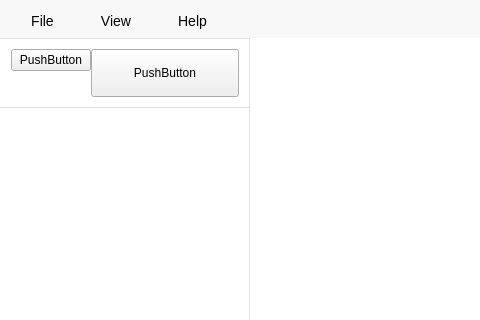
Before: the Qt Designer form src/mainwindow.ui in Gitnoter/vemoria2, drawn with Qt 5; both pictures show x 0 to 480 and y 0 to 320 of the 1189 by 722 pixel window.
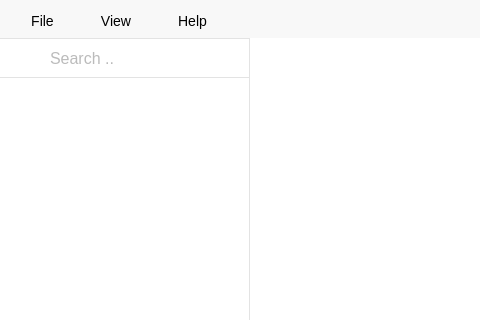
After: the same form once the commit is applied. Icons and pictures are not drawn.

Commit message: complete search

What changed in the file:
```diff
--- a/src/mainwindow.ui
+++ b/src/mainwindow.ui
@@ -129,13 +129,13 @@
                 <property name="minimumSize">
                  <size>
                   <width>0</width>
-                  <height>0</height>
+                  <height>40</height>
                  </size>
                 </property>
                 <property name="maximumSize">
                  <size>
                   <width>16777215</width>
-                  <height>16777215</height>
+                  <height>40</height>
                  </size>
                 </property>
                 <property name="styleSheet">
@@ -144,29 +144,66 @@
 }</string>
                 </property>
                 <layout class="QFormLayout" name="formSearch">
+                 <property name="labelAlignment">
+                  <set>Qt::AlignLeading|Qt::AlignLeft|Qt::AlignVCenter</set>
+                 </property>
+                 <property name="formAlignment">
+                  <set>Qt::AlignLeading|Qt::AlignLeft|Qt::AlignTop</set>
+                 </property>
                  <property name="horizontalSpacing">
                   <number>0</number>
                  </property>
                  <property name="verticalSpacing">
                   <number>0</number>
                  </property>
+                 <property name="leftMargin">
+                  <number>0</number>
+                 </property>
+                 <property name="topMargin">
+                  <number>0</number>
+                 </property>
+                 <property name="rightMargin">
+                  <number>0</number>
+                 </property>
+                 <property name="bottomMargin">
+                  <number>0</number>
+                 </property>
                  <item row="0" column="0">
-                  <widget class="QPushButton" name="pushButton_2">
+                  <widget class="QLabel" name="searchIcon">
                    <property name="styleSheet">
-                    <string notr="true"/>
+                    <string notr="true">#searchIcon{
+	padding-right:10px;
+	padding-top:8px;
+	padding-left:26px;
+	padding-bottom:0px;
+}</string>
                    </property>
                    <property name="text">
-                    <string>PushButton</string>
+                    <string/>
+                   </property>
+                   <property name="pixmap">
+                    <pixmap>../../../../../Dennis/Desktop/pic/search.png</pixmap>
                    </property>
                   </widget>
                  </item>
                  <item row="0" column="1">
-                  <widget class="QPushButton" name="pushButton">
+                  <widget class="QLineEdit" name="searchInput">
                    <property name="styleSheet">
-                    <string notr="true">height:40px;</string>
+                    <string notr="true">#searchInput{
+	height:30px;
+	border:none;
+	color:#bbbbbb;
+	background:#FFF;
+	font-size:16px;
+	font-family:'Source Sans Pro';
+	padding-left:5px;
+	margin-top:5px;
+	padding-right:10px;
+	margin-right:3px;
+}</string>
                    </property>
                    <property name="text">
-                    <string>PushButton</string>
+                    <string>Search ..</string>
                    </property>
                   </widget>
                  </item>
```
